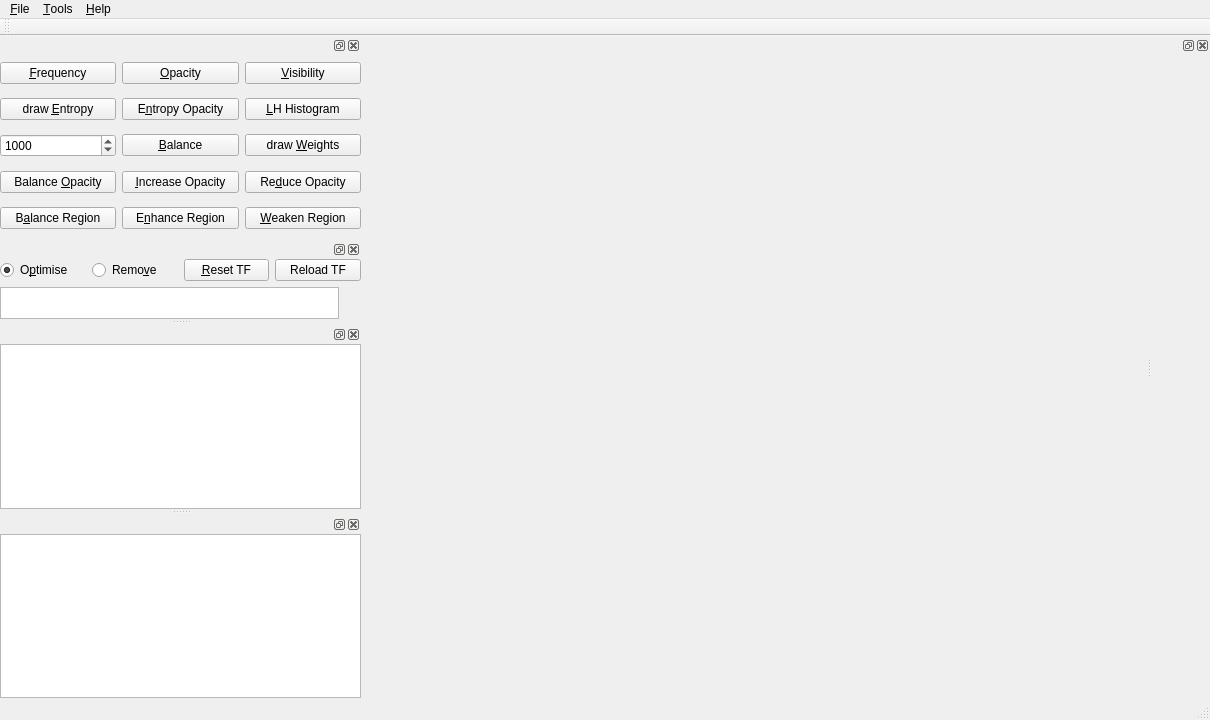
luosz/volume-visualiser, file VolumeRenderer/mainwindow.ui: the form before one commit.
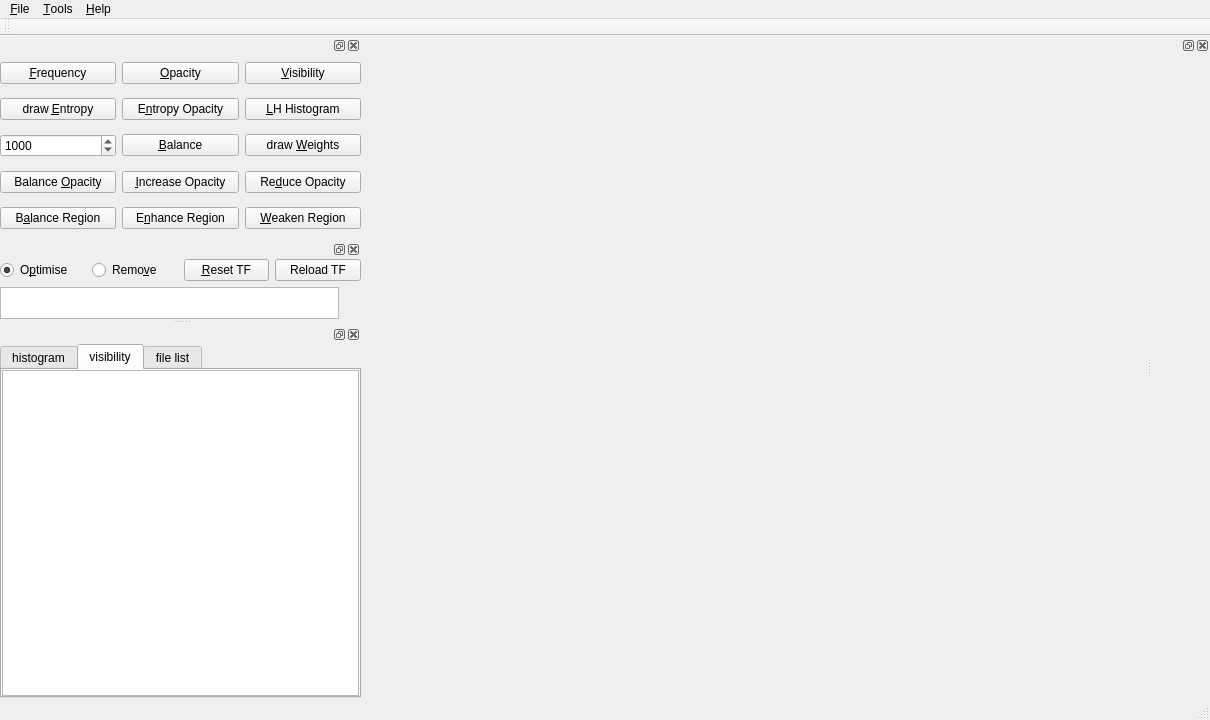
The form after the commit. The open tabs and pages were chosen to show the change.

```diff
--- a/VolumeRenderer/mainwindow.ui
+++ b/VolumeRenderer/mainwindow.ui
@@ -327,7 +327,7 @@
   </widget>
   <widget class="QDockWidget" name="dockWidget_4">
    <property name="sizePolicy">
-    <sizepolicy hsizetype="Expanding" vsizetype="Expanding">
+    <sizepolicy hsizetype="Fixed" vsizetype="Fixed">
      <horstretch>0</horstretch>
      <verstretch>0</verstretch>
     </sizepolicy>
@@ -429,6 +429,12 @@
    </widget>
   </widget>
   <widget class="QDockWidget" name="dockWidget_3">
+   <property name="minimumSize">
+    <size>
+     <width>231</width>
+     <height>167</height>
+    </size>
+   </property>
    <attribute name="dockWidgetArea">
     <number>1</number>
    </attribute>
@@ -447,16 +453,14 @@
       <number>0</number>
      </property>
      <item>
-      <widget class="QListView" name="listView"/>
-     </item>
-    </layout>
-   </widget>
-  </widget>
-  <widget class="QDockWidget" name="dockWidget_5">
-   <attribute name="dockWidgetArea">
-    <number>1</number>
-   </attribute>
-   <widget class="QWidget" name="dockWidgetContents_4">
+      <widget class="QTabWidget" name="tabWidget">
+       <property name="currentIndex">
+        <number>0</number>
+       </property>
+       <widget class="QWidget" name="tab">
+        <attribute name="title">
+         <string>histogram</string>
+        </attribute>
     <layout class="QHBoxLayout" name="horizontalLayout_3">
      <property name="leftMargin">
       <number>0</number>
@@ -471,7 +475,62 @@
       <number>0</number>
      </property>
      <item>
-      <widget class="QGraphicsView" name="graphicsView"/>
+          <layout class="QVBoxLayout" name="verticalLayout_5"/>
+         </item>
+        </layout>
+       </widget>
+       <widget class="QWidget" name="tab_2">
+        <attribute name="title">
+         <string>visibility</string>
+        </attribute>
+        <layout class="QHBoxLayout" name="horizontalLayout_9">
+         <property name="leftMargin">
+          <number>0</number>
+         </property>
+         <property name="topMargin">
+          <number>0</number>
+         </property>
+         <property name="rightMargin">
+          <number>0</number>
+         </property>
+         <property name="bottomMargin">
+          <number>0</number>
+         </property>
+         <item>
+          <widget class="QGraphicsView" name="graphicsView">
+           <property name="sizePolicy">
+            <sizepolicy hsizetype="Preferred" vsizetype="Preferred">
+             <horstretch>0</horstretch>
+             <verstretch>0</verstretch>
+            </sizepolicy>
+           </property>
+          </widget>
+         </item>
+        </layout>
+       </widget>
+       <widget class="QWidget" name="tab_3">
+        <attribute name="title">
+         <string>file list</string>
+        </attribute>
+        <layout class="QHBoxLayout" name="horizontalLayout_13">
+         <property name="leftMargin">
+          <number>0</number>
+         </property>
+         <property name="topMargin">
+          <number>0</number>
+         </property>
+         <property name="rightMargin">
+          <number>0</number>
+         </property>
+         <property name="bottomMargin">
+          <number>0</number>
+         </property>
+         <item>
+          <widget class="QListView" name="listView"/>
+         </item>
+        </layout>
+       </widget>
+      </widget>
      </item>
     </layout>
    </widget>
```
Lines whose indentation alone changed are shown as unchanged.
